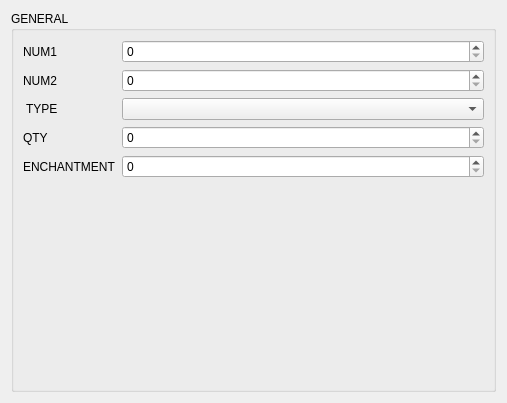
Old version of the form src/ui/equipmenttabform.ui in the repository Orionsilver/Yo-kai_Editor_B2.
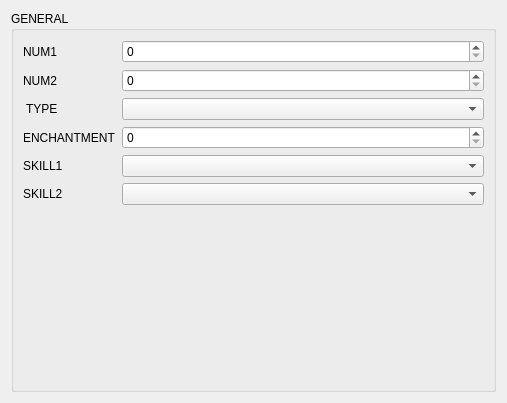
New version of the form.

Commit message: implement equipment skill edit

Patch:
```diff
--- a/src/ui/equipmenttabform.ui
+++ b/src/ui/equipmenttabform.ui
@@ -68,28 +68,38 @@
          </widget>
         </item>
         <item row="4" column="0">
-         <widget class="QLabel" name="countLabel">
-          <property name="text">
-           <string>QTY</string>
-          </property>
-         </widget>
-        </item>
-        <item row="4" column="1">
-         <widget class="QSpinBox" name="countSB">
-          <property name="minimum">
-           <number>0</number>
-          </property>
-         </widget>
-        </item>
-        <item row="5" column="0">
          <widget class="QLabel" name="count2Label">
           <property name="text">
            <string>ENCHANTMENT</string>
           </property>
          </widget>
         </item>
+        <item row="4" column="1">
+         <widget class="QSpinBox" name="count2SB">
+          <property name="maximum">
+           <number>255</number>
+          </property>
+         </widget>
+        </item>
+        <item row="5" column="0">
+         <widget class="QLabel" name="skill1Label">
+          <property name="text">
+           <string>SKILL1</string>
+          </property>
+         </widget>
+        </item>
         <item row="5" column="1">
-         <widget class="QSpinBox" name="count2SB"/>
+         <widget class="QComboBox" name="skill1CB"/>
+        </item>
+        <item row="6" column="0">
+         <widget class="QLabel" name="skill2Label">
+          <property name="text">
+           <string>SKILL2</string>
+          </property>
+         </widget>
+        </item>
+        <item row="6" column="1">
+         <widget class="QComboBox" name="skill2CB"/>
         </item>
        </layout>
       </item>
```
The commit also changes 10 other files.
